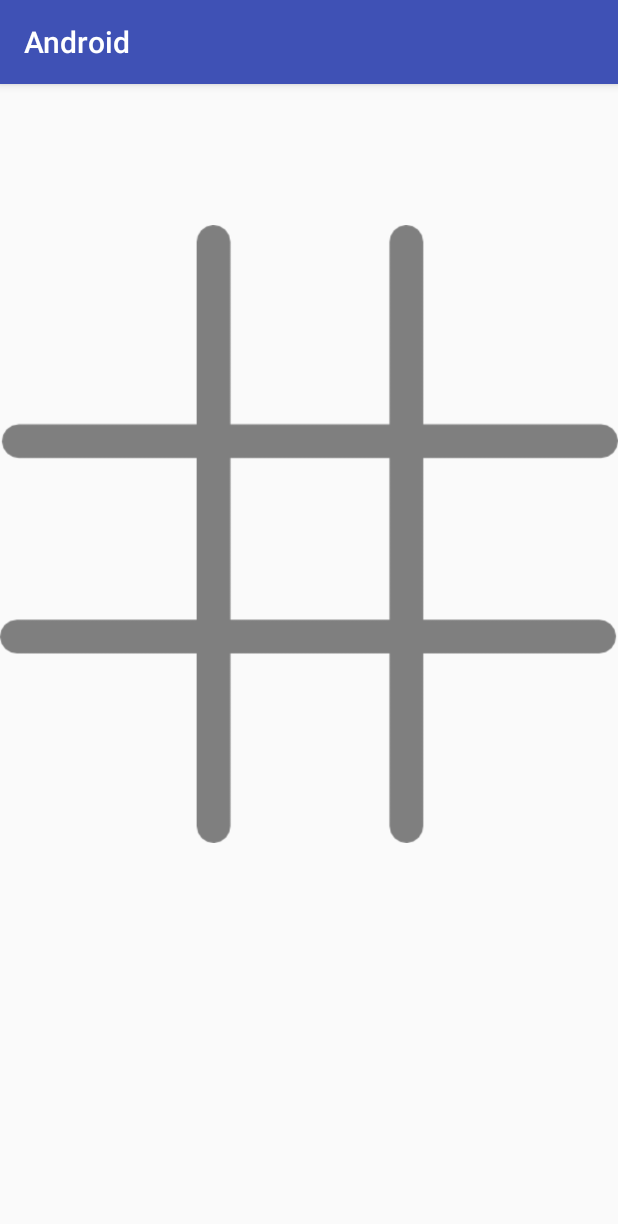
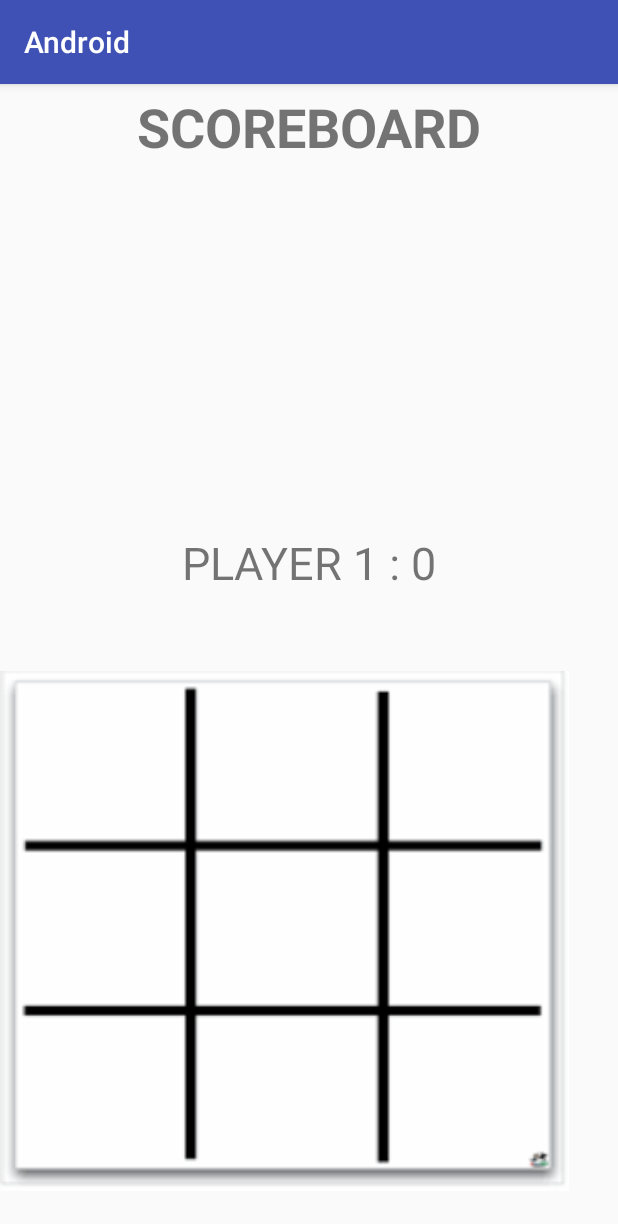
Before and after one commit to initishh/Zairza-Orientation-Project, an Android app: the Main2Activity screen opened directly, with no data from a screen before it, on a phone screen of 412 x 824 dp. Shown: the top 1224 px of the screen. Run offline under Robolectric (Android 15) with nearby library versions, the phone set to English and light mode, and no system bars.

Commit message:
Tic-tac-toe added

```diff
--- a/Android/app/build.gradle
+++ b/Android/app/build.gradle
@@ -25,4 +25,5 @@ dependencies {
     testImplementation 'junit:junit:4.12'
     androidTestImplementation 'com.android.support.test:runner:1.0.2'
     androidTestImplementation 'com.android.support.test.espresso:espresso-core:3.0.2'
+    implementation 'com.android.support:gridlayout-v7:28.0.0-rc02'
 }
--- a/Android/app/src/main/res/layout/activity_main2.xml
+++ b/Android/app/src/main/res/layout/activity_main2.xml
@@ -6,197 +6,188 @@
     android:layout_height="match_parent"
     tools:context=".Main2Activity">
 
-    <ImageView
-        android:id="@+id/imageView"
-        android:layout_width="wrap_content"
+    <android.support.v7.widget.GridLayout
+        android:id="@+id/grid"
+        android:layout_width="0dp"
         android:layout_height="wrap_content"
+        android:layout_marginBottom="8dp"
+        android:layout_marginTop="8dp"
+        android:background="@drawable/board"
+        app:columnCount="3"
+        app:layout_constraintBottom_toBottomOf="parent"
         app:layout_constraintStart_toStartOf="parent"
-        app:layout_constraintTop_toTopOf="@+id/textView"
-        app:srcCompat="@drawable/grid" />
+        app:layout_constraintTop_toTopOf="parent"
+        app:layout_constraintVertical_bias="0.946"
+        app:rowCount="3">
 
-    <ImageView
-        android:id="@+id/imageView2"
-        android:layout_width="87dp"
-        android:layout_height="87dp"
+
+        <ImageView
+            android:id="@+id/box0"
+            android:layout_width="123dp"
+            android:layout_height="114dp"
+            android:onClick="ingame"
+            android:padding="20dp"
+            android:tag="0"
+            app:layout_column="0"
+            app:layout_row="0" />
+
+        <ImageView
+            android:id="@+id/box3"
+            android:layout_width="128dp"
+            android:layout_height="115dp"
+            android:onClick="ingame"
+            android:padding="20dp"
+            android:tag="1"
+            app:layout_column="1"
+            app:layout_row="0" />
+
+        <ImageView
+            android:id="@+id/box2"
+            android:layout_width="126dp"
+            android:layout_height="114dp"
+            android:onClick="ingame"
+            android:padding="20dp"
+            android:tag="2"
+            app:layout_column="2"
+            app:layout_row="0" />
+
+        <ImageView
+            android:id="@+id/box1"
+            android:layout_width="125dp"
+            android:layout_height="113dp"
+            android:onClick="ingame"
+            android:padding="20dp"
+            android:tag="3"
+            app:layout_column="0"
+            app:layout_row="1" />
+
+        <ImageView
+            android:id="@+id/box4"
+            android:layout_width="127dp"
+            android:layout_height="113dp"
+            android:onClick="ingame"
+            android:padding="20dp"
+            android:tag="4"
+            app:layout_column="1"
+            app:layout_row="1" />
+
+        <ImageView
+            android:id="@+id/box5"
+            android:layout_width="125dp"
+            android:layout_height="114dp"
+            android:onClick="ingame"
+            android:padding="20dp"
+            android:tag="5"
+            app:layout_column="2"
+            app:layout_row="1" />
+
+        <ImageView
+            android:id="@+id/box6"
+            android:layout_width="125dp"
+            android:layout_height="114dp"
+            android:onClick="ingame"
+            android:padding="20dp"
+            android:tag="6"
+            app:layout_column="0"
+            app:layout_row="2" />
+
+        <ImageView
+            android:id="@+id/box7"
+            android:layout_width="128dp"
+            android:layout_height="114dp"
+            android:onClick="ingame"
+            android:padding="20dp"
+            android:tag="7"
+            app:layout_column="1"
+            app:layout_row="2" />
+
+        <ImageView
+            android:id="@+id/box8"
+            android:layout_width="123dp"
+            android:layout_height="117dp"
+            android:onClick="ingame"
+            android:padding="20dp"
+            android:tag="8"
+            app:layout_column="2"
+            app:layout_row="2" />
+    </android.support.v7.widget.GridLayout>
+
+    <LinearLayout
+        android:id="@+id/playagain"
+        android:layout_width="191dp"
+        android:layout_height="135dp"
         android:layout_marginBottom="8dp"
         android:layout_marginEnd="8dp"
         android:layout_marginStart="8dp"
         android:layout_marginTop="8dp"
-        android:onClick="toggle"
-        android:tag="4"
-        app:layout_constraintBottom_toBottomOf="parent"
-        app:layout_constraintEnd_toEndOf="parent"
-        app:layout_constraintStart_toStartOf="parent"
-        app:layout_constraintTop_toTopOf="parent" />
-
-    <ImageView
-        android:id="@+id/imageView3"
-        android:layout_width="92dp"
-        android:layout_height="93dp"
-        android:layout_marginBottom="8dp"
-        android:layout_marginEnd="8dp"
-        android:layout_marginStart="8dp"
-        android:layout_marginTop="8dp"
-        android:onClick="toggle"
-        android:tag="1"
-        app:layout_constraintBottom_toBottomOf="parent"
-        app:layout_constraintEnd_toEndOf="parent"
-        app:layout_constraintStart_toStartOf="parent"
-        app:layout_constraintTop_toTopOf="@+id/imageView"
-        app:layout_constraintVertical_bias="0.223" />
-
-    <ImageView
-        android:id="@+id/imageView4"
-        android:layout_width="95dp"
-        android:layout_height="73dp"
-        android:layout_marginBottom="8dp"
-        android:layout_marginEnd="8dp"
-        android:layout_marginStart="8dp"
-        android:layout_marginTop="8dp"
-        android:onClick="toggle"
-        android:tag="0"
-        app:layout_constraintBottom_toBottomOf="parent"
-        app:layout_constraintEnd_toEndOf="parent"
-        app:layout_constraintHorizontal_bias="0.028"
-        app:layout_constraintStart_toStartOf="parent"
-        app:layout_constraintTop_toTopOf="parent"
-        app:layout_constraintVertical_bias="0.236" />
-
-    <ImageView
-        android:id="@+id/imageView5"
-        android:layout_width="93dp"
-        android:layout_height="97dp"
-        android:layout_marginBottom="8dp"
-        android:layout_marginEnd="8dp"
-        android:layout_marginStart="8dp"
-        android:layout_marginTop="8dp"
-        android:onClick="toggle"
-        android:tag="2"
-        app:layout_constraintBottom_toBottomOf="parent"
-        app:layout_constraintEnd_toEndOf="parent"
-        app:layout_constraintHorizontal_bias="0.97"
-        app:layout_constraintStart_toStartOf="parent"
-        app:layout_constraintTop_toTopOf="parent"
-        app:layout_constraintVertical_bias="0.213" />
-
-    <ImageView
-        android:id="@+id/imageView6"
-        android:layout_width="94dp"
-        android:layout_height="79dp"
-        android:layout_marginBottom="8dp"
-        android:layout_marginEnd="8dp"
-        android:layout_marginStart="8dp"
-        android:layout_marginTop="8dp"
-        android:onClick="toggle"
-        android:tag="3"
-        app:layout_constraintBottom_toBottomOf="parent"
-        app:layout_constraintEnd_toEndOf="@+id/imageView"
-        app:layout_constraintHorizontal_bias="0.029"
-        app:layout_constraintStart_toStartOf="parent"
-        app:layout_constraintTop_toTopOf="parent" />
-
-    <ImageView
-        android:id="@+id/imageView7"
-        android:layout_width="91dp"
-        android:layout_height="0dp"
-        android:layout_marginBottom="213dp"
-        android:layout_marginEnd="8dp"
-        android:layout_marginStart="8dp"
-        android:layout_marginTop="8dp"
-        android:onClick="toggle"
-        android:tag="5"
-        app:layout_constraintBottom_toBottomOf="parent"
-        app:layout_constraintEnd_toEndOf="parent"
-        app:layout_constraintHorizontal_bias="1.0"
-        app:layout_constraintStart_toStartOf="parent"
-        app:layout_constraintTop_toBottomOf="@+id/textView" />
-
-    <ImageView
-        android:id="@+id/imageView8"
-        android:layout_width="86dp"
-        android:layout_height="79dp"
-        android:layout_marginBottom="8dp"
-        android:layout_marginEnd="8dp"
-        android:layout_marginStart="8dp"
-        android:layout_marginTop="8dp"
-        android:onClick="toggle"
-        android:tag="6"
-        app:layout_constraintBottom_toBottomOf="@+id/imageView"
-        app:layout_constraintEnd_toEndOf="parent"
-        app:layout_constraintHorizontal_bias="0.029"
-        app:layout_constraintStart_toStartOf="parent"
-        app:layout_constraintTop_toTopOf="parent"
-        app:layout_constraintVertical_bias="0.793" />
-
-    <ImageView
-        android:id="@+id/imageView9"
-        android:layout_width="82dp"
-        android:layout_height="78dp"
-        android:layout_marginBottom="8dp"
-        android:layout_marginEnd="8dp"
-        android:layout_marginStart="8dp"
-        android:layout_marginTop="8dp"
-        android:onClick="toggle"
-        android:tag="7"
-        app:layout_constraintBottom_toBottomOf="parent"
-        app:layout_constraintEnd_toEndOf="parent"
-        app:layout_constraintStart_toStartOf="parent"
-        app:layout_constraintTop_toTopOf="parent"
-        app:layout_constraintVertical_bias="0.791" />
-
-    <ImageView
-        android:id="@+id/imageView10"
-        android:layout_width="95dp"
-        android:layout_height="85dp"
-        android:layout_marginBottom="8dp"
-        android:layout_marginEnd="8dp"
-        android:layout_marginStart="8dp"
-        android:layout_marginTop="8dp"
-        android:onClick="toggle"
-        android:tag="8"
-        app:layout_constraintBottom_toBottomOf="parent"
-        app:layout_constraintEnd_toEndOf="parent"
-        app:layout_constraintHorizontal_bias="0.97"
-        app:layout_constraintStart_toStartOf="parent"
-        app:layout_constraintTop_toTopOf="parent"
-        app:layout_constraintVertical_bias="0.785" />
-
-    <TextView
-        android:id="@+id/textView"
-        android:layout_width="193dp"
-        android:layout_height="0dp"
-        android:layout_marginBottom="145dp"
-        android:layout_marginEnd="8dp"
-        android:layout_marginStart="8dp"
-        android:background="@color/colorAccent"
-        android:gravity="top"
-        android:padding="20dp"
-        android:paddingBottom="30dp"
-        android:paddingLeft="30dp"
-        android:soundEffectsEnabled="false"
-        android:textColor="@android:color/background_dark"
-        android:textSize="20sp"
-        android:visibility="invisible"
-        app:layout_constraintBottom_toTopOf="@+id/imageView7"
-        app:layout_constraintEnd_toEndOf="parent"
-        app:layout_constraintStart_toStartOf="parent"
-        app:layout_constraintTop_toTopOf="parent" />
-
-    <Button
-        android:id="@+id/button"
-        android:layout_width="159dp"
-        android:layout_height="wrap_content"
-        android:layout_marginBottom="8dp"
-        android:layout_marginEnd="8dp"
-        android:layout_marginStart="8dp"
-        android:layout_marginTop="8dp"
-        android:onClick="playAgain"
-        android:text="Play Again!"
+        android:background="@android:color/holo_blue_dark"
+        android:gravity="center_horizontal|center|clip_horizontal"
+        android:orientation="vertical"
         android:visibility="invisible"
         app:layout_constraintBottom_toBottomOf="parent"
         app:layout_constraintEnd_toEndOf="parent"
         app:layout_constraintStart_toStartOf="parent"
-        app:layout_constraintTop_toTopOf="parent"
-        app:layout_constraintVertical_bias="0.982" />
+        app:layout_constraintTop_toTopOf="parent">
+
+        <TextView
+            android:id="@+id/winnermessage"
+            android:layout_width="wrap_content"
+            android:layout_height="wrap_content"
+            android:gravity="top"
+            android:text="TextView"
+            android:textAlignment="center"
+            android:textSize="30sp" />
+
+        <Button
+            android:id="@+id/button2"
+            android:layout_width="wrap_content"
+            android:layout_height="wrap_content"
+            android:onClick="reset"
+            android:text="PLAY AGAIN" />
+
+    </LinearLayout>
+
+    <TextView
+        android:id="@+id/player1"
+        android:layout_width="wrap_content"
+        android:layout_height="wrap_content"
+        android:layout_marginBottom="52dp"
+        android:layout_marginEnd="8dp"
+        android:layout_marginStart="8dp"
+        android:text="PLAYER 1 : 0"
+        android:textSize="30sp"
+        app:layout_constraintBottom_toTopOf="@+id/grid"
+        app:layout_constraintEnd_toEndOf="@+id/playagain"
+        app:layout_constraintStart_toStartOf="@+id/playagain" />
+
+    <TextView
+        android:id="@+id/player2"
+        android:layout_width="wrap_content"
+        android:layout_height="wrap_content"
+        android:layout_marginBottom="19dp"
+        android:layout_marginEnd="8dp"
+        android:layout_marginStart="8dp"
+        android:layout_marginTop="100dp"
+        android:text="PLAYER 2 : 0"
+        android:textSize="30sp"
+        app:layout_constraintBottom_toTopOf="@+id/grid"
+        app:layout_constraintEnd_toEndOf="@+id/playagain"
+        app:layout_constraintStart_toStartOf="@+id/playagain"
+        app:layout_constraintTop_toTopOf="@+id/playagain"
+        app:layout_constraintVertical_bias="0.954" />
+
+    <TextView
+        android:id="@+id/textView"
+        android:layout_width="wrap_content"
+        android:layout_height="wrap_content"
+        android:layout_marginTop="4dp"
+        android:text="SCOREBOARD"
+        android:textAlignment="center"
+        android:textSize="36sp"
+        android:textStyle="bold"
+        android:visibility="visible"
+        app:layout_constraintEnd_toEndOf="@+id/player1"
+        app:layout_constraintStart_toStartOf="@+id/player1"
+        app:layout_constraintTop_toTopOf="parent" />
 
 </android.support.constraint.ConstraintLayout>
```
Also changed, not shown: Android/app/src/main/java/com/example/initish/android/Main2Activity.java (+89 -79 lines), Android/app/src/main/res/drawable-v24/board.png (added), Android/app/src/main/res/drawable-v24/cross.png (added), Android/app/src/main/res/drawable-v24/space.jpg (added), Android/app/src/main/res/drawable-v24/tick.png (added).
